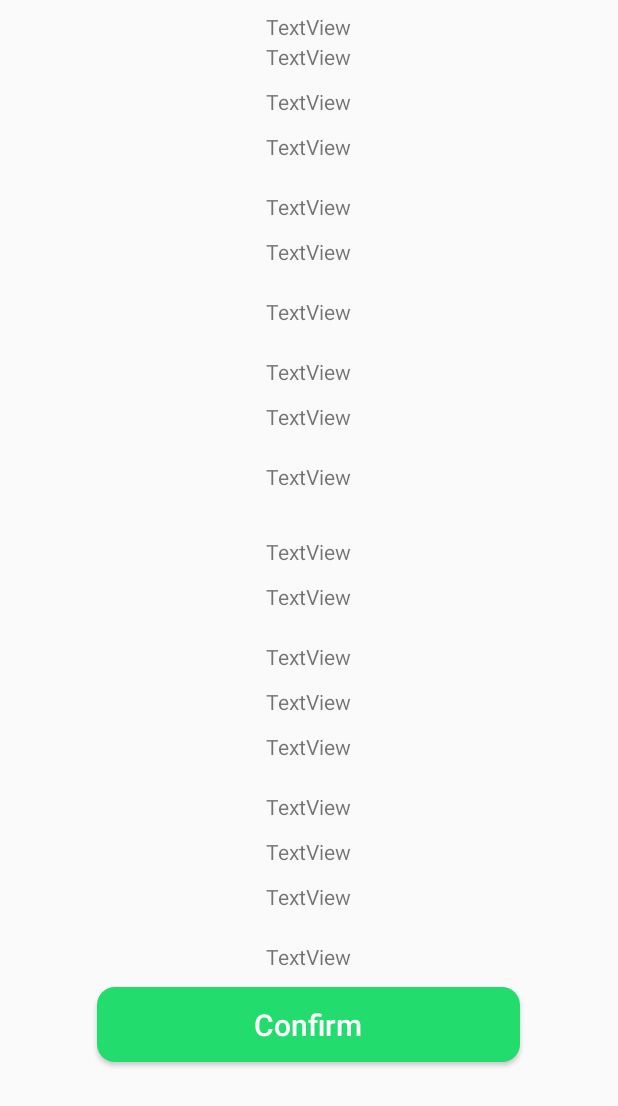
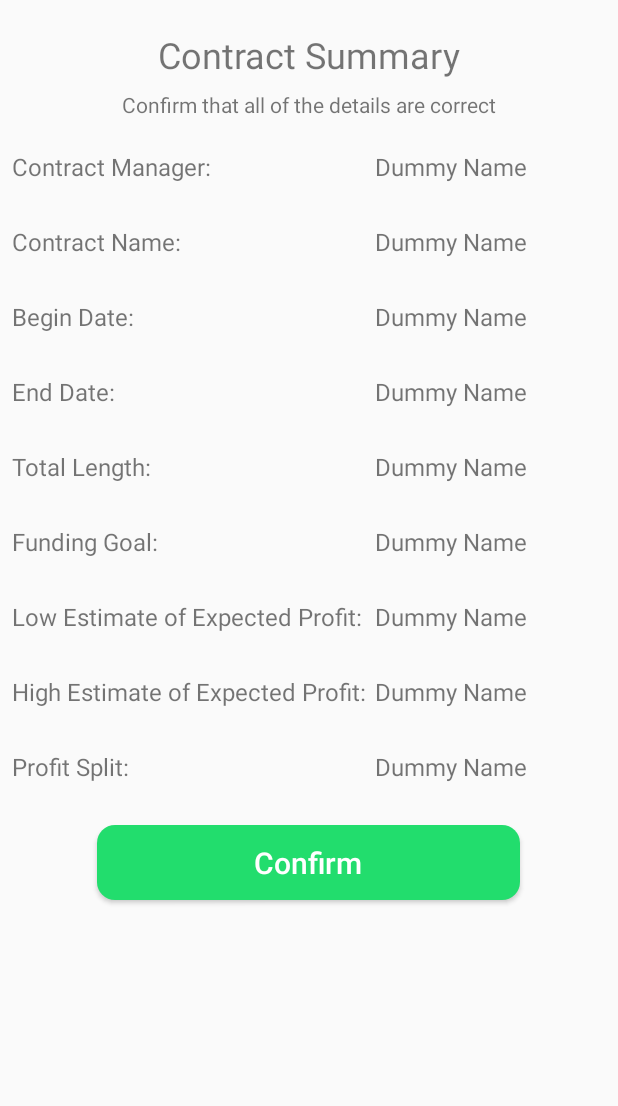
Before and after one commit to semafor0/appjamaa, an Android app: the fragment NewContractFragment_4 shown on its own in the app's theme, on a phone screen of 412 x 824 dp. Shown: the top 1106 px of the screen. Run offline under Robolectric (Android 15) with nearby library versions, the phone set to English and light mode, and no system bars.

```diff
--- a/app/src/main/res/drawable/ic_chevron_left_black_24dp.xml
+++ b/app/src/main/res/drawable/ic_chevron_left_black_24dp.xml
@@ -4,6 +4,6 @@
         android:viewportWidth="24.0"
         android:viewportHeight="24.0">
     <path
-        android:fillColor="#FF000000"
+        android:fillColor="#FFFFFF"
         android:pathData="M15.41,7.41L14,6l-6,6 6,6 1.41,-1.41L10.83,12z"/>
 </vector>
--- a/app/src/main/res/layout/fragment_new_contract_2.xml
+++ b/app/src/main/res/layout/fragment_new_contract_2.xml
@@ -15,12 +15,12 @@
         android:layout_height="40dp"
         android:layout_marginStart="8dp"
         android:layout_marginLeft="8dp"
-        android:layout_marginTop="8dp"
+        android:layout_marginTop="20dp"
         android:layout_marginEnd="8dp"
         android:layout_marginRight="8dp"
         android:layout_marginBottom="8dp"
         android:text="How long will it take?"
-        android:textSize="28sp"
+        android:textSize="24sp"
         app:layout_constraintBottom_toTopOf="@+id/begin_date"
         app:layout_constraintEnd_toEndOf="parent"
         app:layout_constraintHorizontal_bias="0.498"
@@ -39,7 +39,7 @@
         android:layout_width="280dp"
         android:layout_height="48dp"
         android:layout_marginStart="8dp"
-        android:layout_marginLeft="8dp"
+        android:layout_marginLeft="16dp"
         android:layout_marginEnd="8dp"
         android:layout_marginRight="8dp"
         android:layout_marginBottom="60dp"
@@ -56,7 +56,7 @@
         android:layout_width="280dp"
         android:layout_height="48dp"
         android:layout_marginStart="8dp"
-        android:layout_marginLeft="8dp"
+        android:layout_marginLeft="16dp"
         android:layout_marginEnd="8dp"
         android:layout_marginRight="8dp"
         android:layout_marginBottom="64dp"
--- a/app/src/main/res/layout/fragment_new_contract_3.xml
+++ b/app/src/main/res/layout/fragment_new_contract_3.xml
@@ -20,7 +20,7 @@
         android:id="@+id/title_contract_size"
         android:layout_width="wrap_content"
         android:layout_height="wrap_content"
-        android:layout_marginTop="60dp"
+        android:layout_marginTop="20dp"
         android:layout_marginEnd="8dp"
         android:layout_marginRight="8dp"
         android:layout_marginBottom="8dp"
@@ -34,7 +34,7 @@
         android:id="@+id/description_size"
         android:layout_width="wrap_content"
         android:layout_height="wrap_content"
-        android:layout_marginTop="100dp"
+        android:layout_marginTop="60dp"
         android:text="Description of what needs to be done."
         android:layout_centerHorizontal="true"
         />
--- a/app/src/main/res/layout/fragment_new_contract_4.xml
+++ b/app/src/main/res/layout/fragment_new_contract_4.xml
@@ -12,9 +12,10 @@
         android:id="@+id/title_contract_summary"
         android:layout_width="wrap_content"
         android:layout_height="wrap_content"
-        android:layout_marginTop="8dp"
+        android:layout_marginTop="20dp"
+        android:textSize="24sp"
         android:layout_centerHorizontal="true"
-        android:text="TextView"
+        android:text="@string/title_contract_summary"
         />
 
     <TextView
@@ -22,35 +23,38 @@
         android:layout_width="wrap_content"
         android:layout_height="wrap_content"
         android:layout_centerHorizontal="true"
-        android:layout_marginTop="28dp"
-        android:text="TextView" />
+        android:layout_marginTop="60dp"
+        android:text="@string/description_contract_summary" />
 
 
     <TextView
         android:id="@+id/label_user_contract_summary"
         android:layout_width="wrap_content"
         android:layout_height="wrap_content"
-        android:layout_marginTop="58dp"
-        android:layout_centerHorizontal="true"
-        android:text="TextView"
+        android:layout_marginTop="100dp"
+        android:layout_marginLeft="8dp"
+        android:textSize="16sp"
+        android:text="@string/label_user_contract_summary"
         />
 
     <TextView
         android:id="@+id/text_user_contract_summary"
         android:layout_width="wrap_content"
         android:layout_height="wrap_content"
-        android:layout_marginTop="88dp"
-        android:layout_centerHorizontal="true"
-        android:text="TextView"
+        android:layout_marginTop="100dp"
+        android:layout_marginLeft="250dp"
+        android:textSize="16sp"
+        android:text="@string/text_user_contract_summary"
         />
 
     <TextView
         android:id="@+id/label_name_contract_summary"
         android:layout_width="wrap_content"
         android:layout_height="wrap_content"
-        android:layout_marginTop="128dp"
-        android:layout_centerHorizontal="true"
-        android:text="TextView"
+        android:layout_marginTop="150dp"
+        android:layout_marginLeft="8dp"
+        android:textSize="16sp"
+        android:text="@string/label_name_contract_summary"
      />
 
 
@@ -58,126 +62,152 @@
         android:id="@+id/text_name_contract_summary"
         android:layout_width="wrap_content"
         android:layout_height="wrap_content"
-        android:layout_marginTop="158dp"
-        android:layout_centerHorizontal="true"
-        android:text="TextView"
-       />
+        android:layout_marginLeft="250dp"
+        android:layout_marginTop="150dp"
+        android:gravity="right"
+        android:text="@string/text_name_contract_summary"
+        android:textSize="16sp" />
 
     <TextView
         android:id="@+id/label_begin_contract_summary"
         android:layout_width="wrap_content"
         android:layout_height="wrap_content"
-        android:text="TextView"
-        android:layout_marginTop="198dp"
-        android:layout_centerHorizontal="true"
+        android:layout_marginLeft="8dp"
+        android:textSize="16sp"
+        android:text="@string/label_begin_contract_summary"
+        android:layout_marginTop="200dp"
         />
 
     <TextView
         android:id="@+id/text_begin_contract_summary"
         android:layout_width="wrap_content"
         android:layout_height="wrap_content"
-        android:text="TextView"
-        android:layout_marginTop="238dp"
-        android:layout_centerHorizontal="true"
+        android:text="@string/text_begin_contract_summary"
+        android:layout_marginTop="200dp"
+        android:layout_marginLeft="250dp"
+        android:textSize="16sp"
         />
 
     <TextView
         android:id="@+id/label_end_contract_summary"
         android:layout_width="wrap_content"
         android:layout_height="wrap_content"
-        android:text="TextView"
-        android:layout_marginTop="268dp"
-        android:layout_centerHorizontal="true"
+        android:layout_marginLeft="8dp"
+        android:textSize="16sp"
+        android:text="@string/label_end_contract_summary"
+        android:layout_marginTop="250dp"
         />
 
     <TextView
         android:id="@+id/text_end_contract_summary"
         android:layout_width="wrap_content"
         android:layout_height="wrap_content"
-        android:text="TextView"
-        android:layout_marginTop="308dp"
-        android:layout_centerHorizontal="true"
+        android:text="@string/text_end_contract_summary"
+        android:layout_marginTop="250dp"
+        android:layout_marginLeft="250dp"
+        android:textSize="16sp"
         />
+
 
     <TextView
         android:id="@+id/label_duration_contract_summary"
         android:layout_width="wrap_content"
         android:layout_height="wrap_content"
-        android:text="TextView"
-        android:layout_marginTop="358dp"
-        android:layout_centerHorizontal="true"
+        android:layout_marginLeft="8dp"
+        android:textSize="16sp"
+        android:text="@string/label_duration_contract_summary"
+        android:layout_marginTop="300dp"
         />
 
     <TextView
         android:id="@+id/text_duration_contract_summary"
         android:layout_width="wrap_content"
         android:layout_height="wrap_content"
-        android:text="TextView"
-        android:layout_marginTop="388dp"
-        android:layout_centerHorizontal="true"
+        android:text="@string/text_duration_contract_summary"
+        android:layout_marginTop="300dp"
+        android:layout_marginLeft="250dp"
+        android:textSize="16sp"
         />
 
     <TextView
         android:id="@+id/label_goal_contract_summary"
         android:layout_width="wrap_content"
         android:layout_height="wrap_content"
-        android:text="TextView"
-        android:layout_marginTop="428dp"
-        android:layout_centerHorizontal="true"
+        android:layout_marginLeft="8dp"
+        android:textSize="16sp"
+        android:text="@string/label_goal_contract_summary"
+        android:layout_marginTop="350dp"
+
         />
 
     <TextView
         android:id="@+id/text_goal_contract_summary"
         android:layout_width="wrap_content"
         android:layout_height="wrap_content"
-        android:text="TextView"
-        android:layout_marginTop="458dp"
-        android:layout_centerHorizontal="true"
+        android:text="@string/text_goal_contract_summary"
+        android:layout_marginTop="350dp"
+        android:layout_marginLeft="250dp"
+        android:textSize="16sp"
         />
 
     <TextView
         android:id="@+id/label_low_contract_summary"
         android:layout_width="wrap_content"
         android:layout_height="wrap_content"
-        android:text="TextView"
-        android:layout_marginTop="488dp"
-        android:layout_centerHorizontal="true"
+        android:layout_marginLeft="8dp"
+        android:textSize="16sp"
+        android:text="@string/label_low_contract_summary"
+        android:layout_marginTop="400dp"
         />
 
     <TextView
         android:id="@+id/text_low_contract_summary"
         android:layout_width="wrap_content"
         android:layout_height="wrap_content"
-        android:text="TextView"
-        android:layout_marginTop="528dp"
-        android:layout_centerHorizontal="true"
+        android:layout_marginLeft="250dp"
+        android:textSize="16sp"
+        android:text="@string/text_low_contract_summary"
+        android:layout_marginTop="400dp"
         />
 
     <TextView
         android:id="@+id/label_high_contract_summary"
         android:layout_width="wrap_content"
         android:layout_height="wrap_content"
-        android:text="TextView"
-        android:layout_marginTop="558dp"
-        android:layout_centerHorizontal="true"
+        android:layout_marginLeft="8dp"
+        android:textSize="16sp"
+        android:text="@string/label_high_contract_summary"
+        android:layout_marginTop="450dp"
+        />
+
+    <TextView
+        android:id="@+id/text_high_contract_summary"
+        android:layout_width="wrap_content"
+        android:layout_height="wrap_content"
+        android:layout_marginLeft="250dp"
+        android:textSize="16sp"
+        android:text="@string/text_high_contract_summary"
+        android:layout_marginTop="450dp"
         />
 
     <TextView
         android:id="@+id/label_profit_contract_summary"
         android:layout_width="wrap_content"
         android:layout_height="wrap_content"
-        android:text="TextView"
-        android:layout_marginTop="588dp"
-        android:layout_centerHorizontal="true"
+        android:layout_marginLeft="8dp"
+        android:textSize="16sp"
+        android:text="@string/label_profit_contract_summary"
+        android:layout_marginTop="500dp"
         />
 
     <TextView
         android:id="@+id/text_profit_contract_summary"
         android:layout_width="wrap_content"
         android:layout_height="wrap_content"
-        android:text="TextView"
-        android:layout_marginTop="628dp"
-        android:layout_centerHorizontal="true"
+        android:text="@string/text_profit_contract_summary"
+        android:textSize="16sp"
+        android:layout_marginTop="500dp"
+        android:layout_marginLeft="250dp"
         />
 
     <Button
@@ -186,7 +216,7 @@
         android:layout_width="282dp"
         android:layout_height="50dp"
         android:layout_marginBottom="40dp"
-        android:layout_marginTop="658dp"
+        android:layout_marginTop="550dp"
         android:text="@string/confirm_contract"
         android:gravity="center"
         android:layout_centerHorizontal="true"
--- a/app/src/main/res/values/strings.xml
+++ b/app/src/main/res/values/strings.xml
@@ -32,10 +32,35 @@
 
     <!-- Contract Dialog -->
     <string name="welcome_description">Describe your project here.</string>
+    <string name="description_contract_summary">Confirm that all of the details are correct</string>
+    <string name="title_contract_summary">Contract Summary</string>
+
     <string name="label_profit_share_percentage">Profit Share</string>
     <string name="confirm_contract">Confirm</string>
     <string name="label_project_name">Project Name</string>
+    <string name="label_user_contract_summary">Contract Manager:</string>
+    <string name="label_name_contract_summary">Contract Name:</string>
+    <string name="label_begin_contract_summary">Begin Date:</string>
+    <string name="label_end_contract_summary">End Date:</string>
+    <string name="label_duration_contract_summary">Total Length:</string>
+    <string name="label_goal_contract_summary">Funding Goal:</string>
+    <string name="label_low_contract_summary">Low Estimate of Expected Profit:</string>
+    <string name="label_high_contract_summary">High Estimate of Expected Profit:</string>
+    <string name="label_profit_contract_summary">Profit Split:</string>
+
     <string name="create_contract">Create Contract</string>
+
+    <string name="text_project_name">Dummy Name</string>
+    <string name="text_user_contract_summary">Dummy Name</string>
+    <string name="text_name_contract_summary">Dummy Name</string>
+    <string name="text_begin_contract_summary">Dummy Name</string>
+    <string name="text_end_contract_summary">Dummy Name</string>
+    <string name="text_duration_contract_summary">Dummy Name</string>
+    <string name="text_goal_contract_summary">Dummy Name</string>
+    <string name="text_low_contract_summary">Dummy Name</string>
+    <string name="text_high_contract_summary">Dummy Name</string>
+    <string name="text_profit_contract_summary">Dummy Name</string>
+
 
 
 
```
